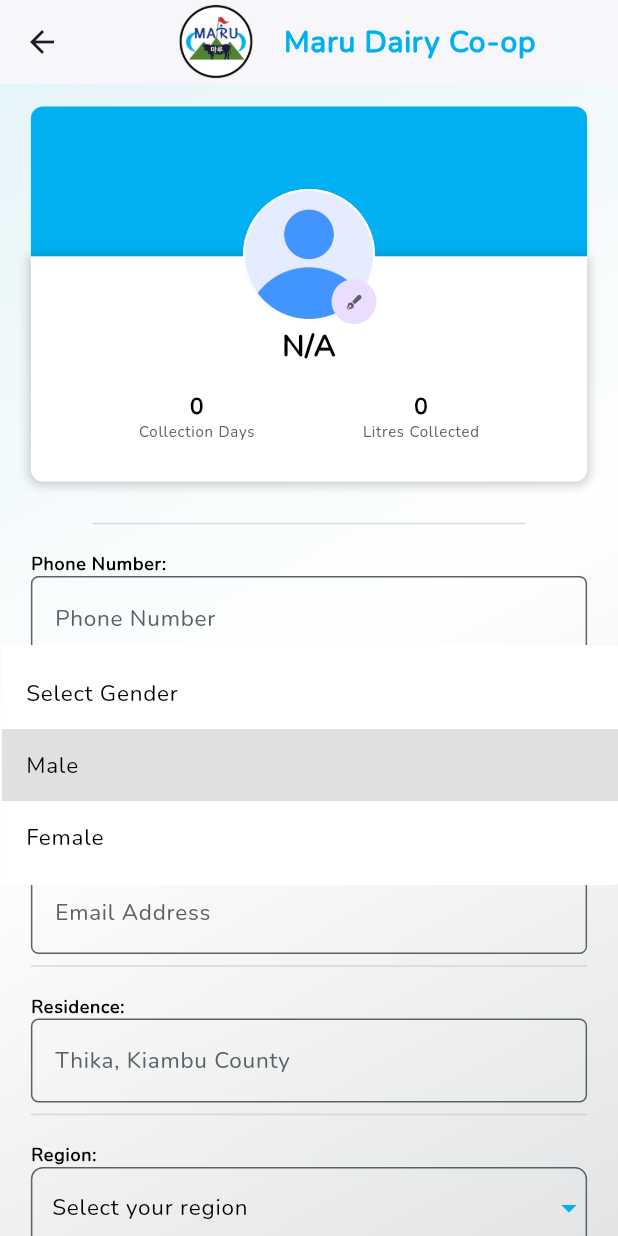
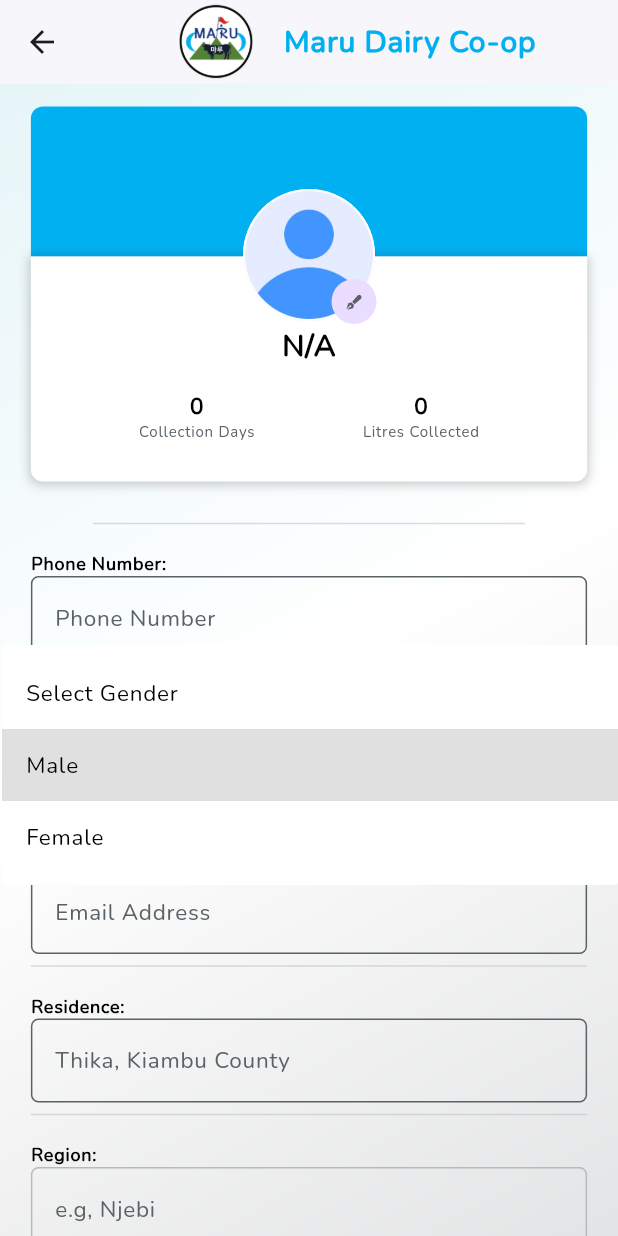
Before and after one commit to Hilary-2000/maru_dairy_app, a Flutter app: the EditTechnicianProfile screen opened by its route, after a tap on "Male", on a phone screen of 412 x 824 dp. Run offline on Flutter 3.47's test engine with Material 3 defaults, Android fonts, the light colour scheme and no system bars; drawn by our look-alikes of skeletonizer; our stand-ins replace firebase_core, firebase_messaging, fl_chart, flutter_local_notifications, flutter_secure_storage, flutter_spinkit and 5 more; missing offline and left inert: bottom_picker, qr_code_scanner; accounts and stored records are empty; network calls fail.

Commit message:
Technician modify their area only, administrators modify the adminitrator data, avoid modifying critical data.

```diff
--- a/lib/packages/maru_theme.dart
+++ b/lib/packages/maru_theme.dart
@@ -64,6 +64,19 @@ class CustomThemes {
     } catch (e) {
       return false;
     }
+  }
+
+
+
+  bool checkRegion(List<dynamic> regions, String region){
+    bool isValid = false;
+    for(int index = 0; index < regions.length; index++){
+      if(regions[index]['region_id'].toString() == region){
+        isValid = true;
+        break;
+      }
+    }
+    return isValid;
   }
 
 
@@ -609,10 +622,12 @@ class CustomThemes {
       TextInputType textType = TextInputType.text,
       bool hideText = false,
       FloatingLabelBehavior floatingBehaviour = FloatingLabelBehavior.auto,
-      String label = ""}) {
+      String label = "",
+      bool enabled = true}) {
     return TextField(
       keyboardType: textType,
       obscureText: hideText,
+      enabled: enabled,
       controller: editingController,
       decoration: InputDecoration(
         label: Text(
@@ -649,11 +664,13 @@ class CustomThemes {
         bool hideText = false,
         TextAlign textAlign = TextAlign.center,
         String label = "",
-        String? Function(String?)? validator
+        String? Function(String?)? validator,
+        bool enabled = true
       }) {
     return TextFormField(
       keyboardType: textType,
       obscureText: hideText,
+      enabled: enabled,
       controller: editingController,
       textAlign: textAlign,
       validator: validator,
@@ -760,7 +777,8 @@ class CustomThemes {
     String? Function(String?)? validator,
     String label = "",
     String hintText = "",
-    FloatingLabelBehavior floatingBehaviour = FloatingLabelBehavior.always
+    FloatingLabelBehavior floatingBehaviour = FloatingLabelBehavior.always,
+    bool enabled = true
   }){
     return Container(
       child: Stack(
@@ -768,6 +786,7 @@ class CustomThemes {
         children: [
           maruTextFormField(
             label: label,
+            enabled: enabled,
             editingController: editingController,
             textType: TextInputType.text,
             hideText: hidePassword!,
--- a/lib/pages/admin/member_details_edit.dart
+++ b/lib/pages/admin/member_details_edit.dart
@@ -38,12 +38,6 @@ class _MemberDetailsEditState extends State<MemberDetailsEdit> {
 
   var regionDV = "";
   bool _init = false;
-  // List<DropdownMenuItem<String>> regions = [
-  //   const DropdownMenuItem(child: Text("Select your region"), value: ""),
-  //   const DropdownMenuItem(child: Text("Njebi"), value: "Njebi"),
-  //   const DropdownMenuItem(child: Text("Njembi"), value: "Njembi"),
-  //   const DropdownMenuItem(child: Text("Munyu/Kiriti"), value: "Munyu/Kiriti"),
-  // ];
   List<DropdownMenuItem<String>> regions = [];
 
   var genderDV = "";
@@ -135,24 +129,11 @@ class _MemberDetailsEditState extends State<MemberDetailsEdit> {
             animalController.text = (res['member_details']['animals'] ?? "").toString();
             membershipController.text = (res['member_details']['membership'] ?? "").toString();
 
-            // check if the region value is present or not
-            String region_detail = res['member_details']['region'] ?? "";
-            bool present = false;
-            for(int index = 0; index < region_data.length; index++){
-              if("${region_data[index]['region_id']}" == "$region_detail"){
-                present = true;
-                break;
-              }
-            }
-            if(!present){
-              regionDV = "";
-            }else{
-              regionDV = region_detail;
-            }
+            bool isValid = customs.checkRegion(region_data, res['member_details']['region'].toString());
+            regionDV = isValid ? res['member_details']['region'] ?? "" : "";
 
             // gender dv
             genderDV = res['member_details']['gender'] ?? "";
-            // regionDV = res['member_details']['region'] ?? "";
           });
         } else {
           setState(() {
--- a/lib/pages/member/chat_administrators.dart
+++ b/lib/pages/member/chat_administrators.dart
@@ -238,8 +238,10 @@ class _ChatAdministratorsState extends State<ChatAdministrators> {
                                       onPressed: (){
                                         Navigator.pop(context);
                                       },
-                                      icon: Icon(Icons.arrow_back_ios,
-                                        size: 20,)
+                                      icon: Icon(
+                                        Icons.arrow_back_ios,
+                                        size: 20,
+                                      )
                                   ),
                                   CircleAvatar(
                                     backgroundColor: customs.primaryShade,
--- a/lib/pages/super_admin/edit_technician.dart
+++ b/lib/pages/super_admin/edit_technician.dart
@@ -126,6 +126,7 @@ class _EditTechnicianState extends State<EditTechnician> {
           setState(() {
             technicianData = res['technician_data'];
 
+            bool isValid = customs.checkRegion(res['regions'] ?? [], res['technician_data']['region'].toString());
             fullnameController.text = (res['technician_data']['fullname'] ?? "").toString();
             emailController.text = (res['technician_data']['email'] ?? "").toString();
             phone_controller.text = (res['technician_data']['phone_number'] ?? "").toString();
@@ -134,7 +135,7 @@ class _EditTechnicianState extends State<EditTechnician> {
 
             // gender dv
             genderDV = res['technician_data']['gender'] ?? "";
-            regionDV = res['technician_data']['region'] ?? "";
+            regionDV = isValid ? res['technician_data']['region'] ?? "" : "";
             status = "${res['technician_data']['status'] ?? ""}";
           });
         } else {
--- a/lib/pages/technician/collect_milk.dart
+++ b/lib/pages/technician/collect_milk.dart
@@ -291,7 +291,7 @@ class _CollectMilkState extends State<CollectMilk> {
       loadMembers = true;
     });
     String? token = await _storage.read(key: 'token');
-    String response = await apiConnection.getMembers(token!);
+    String response = await apiConnection.getCollectionMembers(token!);
     if(isValidJson(response)){
       var data = jsonDecode(response);
       // GET THE MEMBER DATA
--- a/lib/pages/technician/dashboard.dart
+++ b/lib/pages/technician/dashboard.dart
@@ -347,7 +347,6 @@ class _TechnicianDashboardState extends State<TechnicianDashboard> {
     ApiConnection apiConnection = new ApiConnection();
     String? token = await _storage.read(key: 'token');
     var dash_data = await apiConnection.getTechnicianDashboard(token!, period);
-    print(dash_data);
 
     //set the map data
     if (isValidJson(dash_data)) {
--- a/lib/pages/technician/edit_technician_profile.dart
+++ b/lib/pages/technician/edit_technician_profile.dart
@@ -44,6 +44,7 @@ class _EditTechnicianProfileState extends State<EditTechnicianProfile> {
   TextEditingController emailAddress = TextEditingController();
   TextEditingController areaResidence = TextEditingController();
   TextEditingController nationalId = TextEditingController();
+  TextEditingController regionName = TextEditingController();
 
   void initState() {
     // TODO: implement initState
@@ -201,6 +202,7 @@ class _EditTechnicianProfileState extends State<EditTechnicianProfile> {
       var res = jsonDecode(response);
       if(res['success']){
         //get the success message
+        bool isValid = customs.checkRegion(res['regions'], res['technician_data']['region'].toString());
         setState(() {
           name = res['technician_data']['fullname'].toString();
           phone_number = res['technician_data']['phone_number'].toString();
@@ -210,7 +212,7 @@ class _EditTechnicianProfileState extends State<EditTechnicianProfile> {
           national_id = res['technician_data']['national_id'].toString();
           collection_days = res['technician_data']['collection_days'].toString();
           litresCollected = res['technician_data']['collection_amount'].toString();
-          region = res['technician_data']['region'].toString();
+          region = isValid ? res['technician_data']['region'].toString() : "";
           profile = res['technician_data']['profile_photo'].toString();
           technician_id = res['technician_data']['user_id'].toString();
           user_profile = res['technician_data']['profile_photo'].toString();
@@ -220,9 +222,8 @@ class _EditTechnicianProfileState extends State<EditTechnicianProfile> {
           emailAddress.text = email;
           areaResidence.text = residence;
           nationalId.text = national_id;
+          regionName.text = res['technician_data']['region_name'].toString();
         });
-      }else{
-
       }
     }
     setState((){
@@ -484,7 +485,7 @@ class _EditTechnicianProfileState extends State<EditTechnicianProfile> {
                                             await _uploadImage(context);
 
                                             //get the technician data
-                                            loadTechnicianDetails();
+                                            await loadTechnicianDetails();
                                           },
                                           color: customs.secondaryColor,
                                         ),
@@ -632,14 +633,14 @@ class _EditTechnicianProfileState extends State<EditTechnicianProfile> {
                                   style: customs.darkTextStyle(
                                       size: 12, fontweight: FontWeight.bold),
                                 ),
-                                customs.maruDropdownButtonFormField(
-                                  defaultValue: region,
-                                  onChange: (value) {
-                                    setState(() {
-                                      region = value!;
-                                    });
-                                  },
-                                  items: regions,
+                                customs.maruTextField(
+                                  isChanged: (value) {},
+                                  textType: TextInputType.text,
+                                  floatingBehaviour:
+                                  FloatingLabelBehavior.always,
+                                  hintText: "e.g, Njebi",
+                                  editingController: regionName,
+                                  enabled: false
                                 ),
                                 Divider(
                                   color: customs.secondaryShade_2,
@@ -664,10 +665,8 @@ class _EditTechnicianProfileState extends State<EditTechnicianProfile> {
                                     floatingBehaviour:
                                         FloatingLabelBehavior.always,
                                     hintText: "E,g: 11223322",
-                                  editingController: nationalId
-                                ),
-                                Divider(
-                                  color: customs.secondaryShade_2,
+                                  editingController: nationalId,
+                                  enabled: false
                                 )
                               ],
                             ),
--- a/lib/pages/technician/technician_profile.dart
+++ b/lib/pages/technician/technician_profile.dart
@@ -81,7 +81,7 @@ class _TechnicianProfileState extends State<TechnicianProfile> {
           national_id = res['technician_data']['national_id'].toString();
           collection_days = res['technician_data']['collection_days'].toString();
           litresCollected = res['technician_data']['collection_amount'].toString();
-          region = res['technician_data']['region'].toString();
+          region = res['technician_data']['region_name'].toString();
           profile = res['technician_data']['profile_photo'].toString();
         });
       }else{
```
Also changed, not shown: lib/packages/api_connection.dart (+23 -0 lines).
